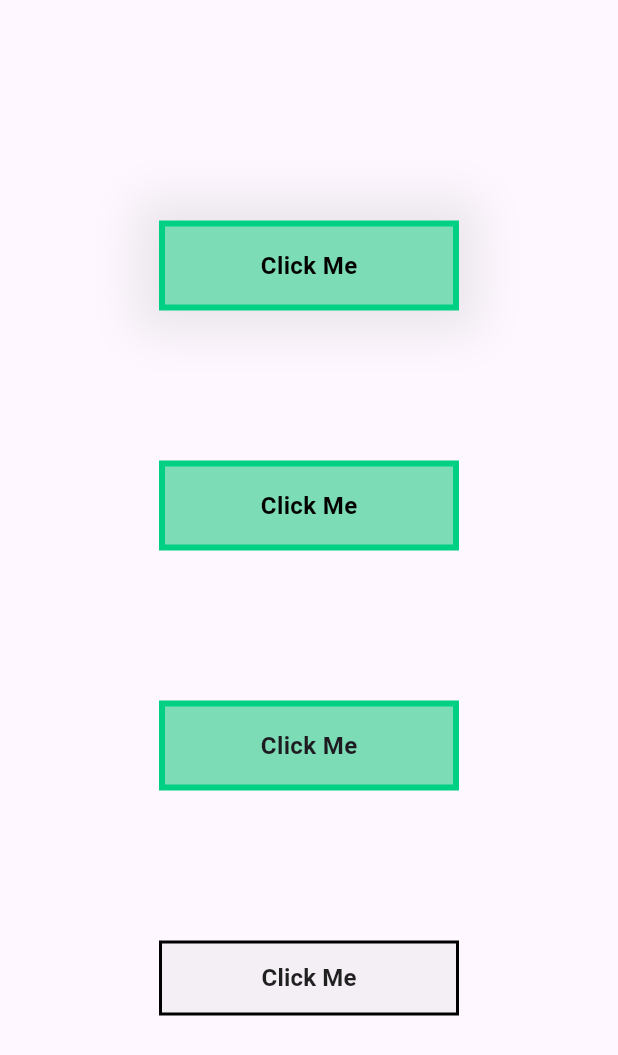
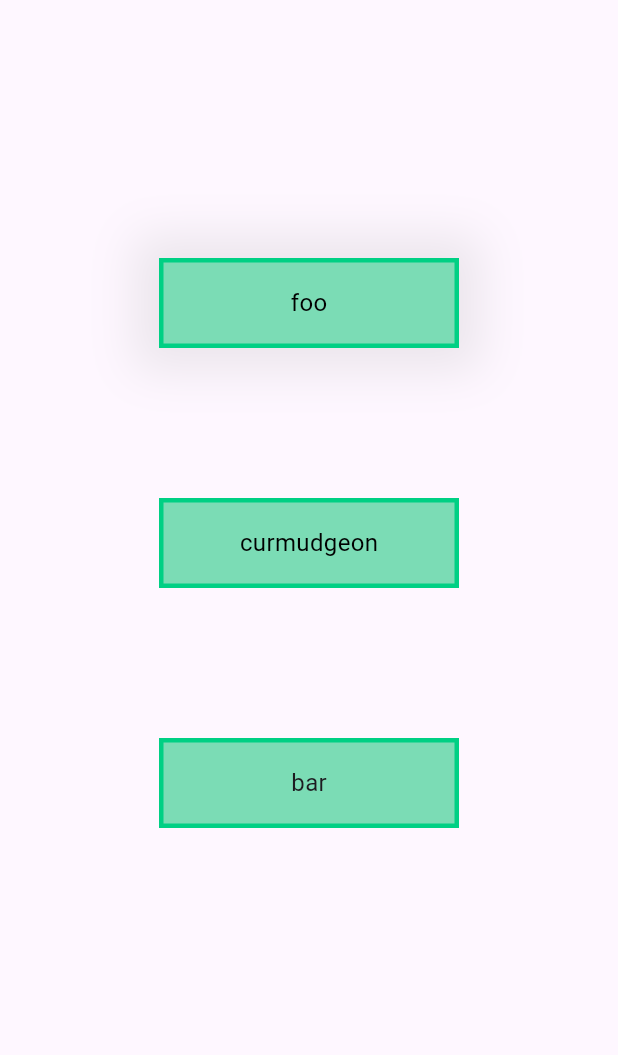
Before and after one commit to fadyZaherEng/DifferentAnimationWidget, a Flutter app: the screen it shows after launch, on a phone screen of 412 x 824 dp. Shown: the top 1055 px of the screen. Run offline on Flutter 3.47's test engine with Material 3 defaults, Android fonts, the phone set to English and light mode, and no system bars; our stand-ins replace like_button, page_transition.

Commit message:
animation different widget explict , implicit ,custom and build in animation

```diff
--- a/lib/custom_explicit_animation/custom_button_anim.dart
+++ b/lib/custom_explicit_animation/custom_button_anim.dart
@@ -19,12 +19,14 @@ AnimationController? animationController;
 
 class _CustomBtnAnimState extends State<CustomBtnAnim>
     with SingleTickerProviderStateMixin {
-  double width = 200;
-  double height = 60;
-  Color color = const Color(0xFF7bdcb5);
-  Color border = const Color(0xFF00d084);
-  bool opacity = false;
-  Animation<double>? animation;
+  final double _width = 200;
+  final double _height = 60;
+  final Color _color = const Color(0xFF7bdcb5);
+  final Color _border = const Color(0xFF00d084);
+  bool _opacityBtn1 = false;
+  bool _opacityBtn2 = false;
+  bool _opacityBtn3 = false;
+  Animation<double>? _animationDouble;
   Animation<ContainerDetails>? _animation;
 
   @override
@@ -33,7 +35,7 @@ class _CustomBtnAnimState extends State<CustomBtnAnim>
     animationController = AnimationController(
       vsync: this,
       duration: const Duration(
-        seconds: 1,
+        milliseconds: 700,
       ),
     );
     _animation = Tween<ContainerDetails>(
@@ -62,58 +64,57 @@ class _CustomBtnAnimState extends State<CustomBtnAnim>
           mainAxisAlignment: MainAxisAlignment.center,
           crossAxisAlignment: CrossAxisAlignment.center,
           children: [
-            customBtnAnother(),
+            _customBtn1(),
             const SizedBox(
               height: 100,
             ),
-            customBtnWidgetAnim(),
+            _customBtn2(),
             const SizedBox(
               height: 100,
             ),
-            customAnotherBtn3(),
+            _customBtn3(),
             const SizedBox(
               height: 100,
             ),
-            OutlineButtonTransition(
-              borderWidth: _animation!,
-            ),
+            // OutlineButtonTransition(
+            //   borderWidth: _animation!,
+            // ),
           ],
         ),
       ),
     );
   }
 
-  customBtnAnother() {
-    return InkWell(
+  Widget _customBtn1() => InkWell(
         onTap: () {
           setState(() {
-          opacity = !opacity;
+            _opacityBtn1 = !_opacityBtn1;
             Future.delayed(const Duration(
-            seconds: 2,
+              milliseconds: 1500,
             )).then((value) {
               setState(() {
-              opacity = !opacity;
+                _opacityBtn1 = !_opacityBtn1;
               });
             });
           });
         },
         child: SizedBox(
-        height: height,
-        width: width,
+          height: _height,
+          width: _width,
           child: Stack(
             alignment: Alignment.center,
             children: [
               AnimatedContainer(
                 duration: const Duration(
-                seconds: 1,
+                  milliseconds: 700,
                 ),
-              width: width,
-              height: height,
+                width: _width,
+                height: _height,
                 decoration: BoxDecoration(
-                color: color,
+                  color: _color,
                   border: Border.all(
-                  width: 4,
-                  color: border,
+                    width: 3,
+                    color: _border,
                   ),
                   boxShadow: [
                     BoxShadow(
@@ -126,39 +127,38 @@ class _CustomBtnAnimState extends State<CustomBtnAnim>
                 ),
                 child: Center(
                   child: Text(
-                  "Click Me",
+                    "foo",
                     style: TextStyle(
-                    color: opacity ? Colors.white : Colors.black,
+                      color: _opacityBtn1 ? Colors.white : Colors.black,
                       fontSize: 16,
-                    fontWeight: FontWeight.bold,
                     ),
                   ),
                 ),
               ),
               AnimatedOpacity(
                 duration: const Duration(
-                seconds: 1,
+                  milliseconds: 700,
                 ),
-              opacity: opacity ? 1 : 0,
+                opacity: _opacityBtn1 ? 1 : 0,
                 child: Align(
                   alignment: const Alignment(1, -1),
                   child: AnimatedScale(
                     duration: const Duration(
-                    seconds: 1,
+                      milliseconds: 700,
                     ),
-                  scale: opacity ? 1 : 0,
+                    scale: _opacityBtn1 ? 1 : 0,
                     alignment: const Alignment(1, -1),
                     child: AnimatedContainer(
                       duration: const Duration(
-                      seconds: 1,
+                        milliseconds: 700,
                       ),
-                    width: width,
+                      width: _width,
                       height: 4,
                       decoration: BoxDecoration(
-                      color: color,
+                        color: _color,
                         border: const Border(
                           top: BorderSide(
-                          width: 4,
+                            width: 3,
                             color: Colors.white,
                           ),
                         ),
@@ -177,28 +177,28 @@ class _CustomBtnAnimState extends State<CustomBtnAnim>
               ),
               AnimatedOpacity(
                 duration: const Duration(
-                seconds: 1,
+                  milliseconds: 700,
                 ),
-              opacity: opacity ? 1 : 0,
+                opacity: _opacityBtn1 ? 1 : 0,
                 child: Align(
                   alignment: const Alignment(1, -1),
                   child: AnimatedScale(
                     duration: const Duration(
-                    seconds: 1,
+                      milliseconds: 700,
                     ),
-                  scale: opacity ? 1 : 0,
+                    scale: _opacityBtn1 ? 1 : 0,
                     alignment: const Alignment(1, -1),
                     child: AnimatedContainer(
                       duration: const Duration(
-                      seconds: 1,
+                        milliseconds: 700,
                       ),
-                    width: 4,
-                    height: height,
+                      width: 3,
+                      height: _height,
                       decoration: BoxDecoration(
-                      color: color,
+                        color: _color,
                         border: const Border(
                           left: BorderSide(
-                          width: 4,
+                            width: 3,
                             color: Colors.white,
                           ),
                         ),
@@ -217,28 +217,28 @@ class _CustomBtnAnimState extends State<CustomBtnAnim>
               ),
               AnimatedOpacity(
                 duration: const Duration(
-                seconds: 1,
+                  milliseconds: 700,
                 ),
-              opacity: opacity ? 1 : 0,
+                opacity: _opacityBtn1 ? 1 : 0,
                 child: Align(
                   alignment: const Alignment(-1, 1),
                   child: AnimatedScale(
                     duration: const Duration(
-                    seconds: 1,
+                      milliseconds: 700,
                     ),
-                  scale: opacity ? 1 : 0,
+                    scale: _opacityBtn1 ? 1 : 0,
                     alignment: const Alignment(-1, 1),
                     child: AnimatedContainer(
                       duration: const Duration(
-                      seconds: 1,
+                        milliseconds: 700,
                       ),
-                    width: width,
+                      width: _width,
                       height: 4,
                       decoration: BoxDecoration(
-                      color: color,
+                        color: _color,
                         border: const Border(
                           bottom: BorderSide(
-                          width: 4,
+                            width: 3,
                             color: Colors.white,
                           ),
                         ),
@@ -257,28 +257,28 @@ class _CustomBtnAnimState extends State<CustomBtnAnim>
               ),
               AnimatedOpacity(
                 duration: const Duration(
-                seconds: 1,
+                  milliseconds: 700,
                 ),
-              opacity: opacity ? 1 : 0,
+                opacity: _opacityBtn1 ? 1 : 0,
                 child: Align(
                   alignment: const Alignment(-1, 1),
                   child: AnimatedScale(
                     duration: const Duration(
-                    seconds: 1,
+                      milliseconds: 700,
                     ),
-                  scale: opacity ? 1 : 0,
+                    scale: _opacityBtn1 ? 1 : 0,
                     alignment: const Alignment(-1, 1),
                     child: AnimatedContainer(
                       duration: const Duration(
-                      seconds: 1,
+                        milliseconds: 700,
                       ),
-                    width: 4,
-                    height: height,
+                      width: 3,
+                      height: _height,
                       decoration: BoxDecoration(
-                      color: color,
+                        color: _color,
                         border: const Border(
                           right: BorderSide(
-                          width: 4,
+                            width: 3,
                             color: Colors.white,
                           ),
                         ),
@@ -299,49 +299,46 @@ class _CustomBtnAnimState extends State<CustomBtnAnim>
           ),
         ),
       );
-  }
 
-  customBtnWidgetAnim() => InkWell(
+  Widget _customBtn2() => InkWell(
         onTap: () {
-          opacity = !opacity;
+          _opacityBtn2 = !_opacityBtn2;
           setState(() {});
           Future.delayed(const Duration(
-            seconds: 1,
+            milliseconds: 1500,
           )).then((value) => {
                 setState(() {
-                  opacity = !opacity;
-                  animationController!.forward();
+                  _opacityBtn2 = !_opacityBtn2;
                 })
               });
         },
         child: SizedBox(
-          height: height,
-          width: width,
+          height: _height,
+          width: _width,
           child: Stack(
             alignment: Alignment.center,
             children: [
               AnimatedOpacity(
                 duration: const Duration(
-                  seconds: 1,
+                  milliseconds: 700,
                 ),
-                opacity: !opacity ? 1 : 0,
+                opacity: !_opacityBtn2 ? 1 : 0,
                 child: Container(
-                  height: height,
-                  width: width,
+                  height: _height,
+                  width: _width,
                   decoration: BoxDecoration(
-                    color: color,
+                    color: _color,
                     border: Border.all(
-                      color: border,
-                      width: 4,
+                      color: _border,
+                      width: 3,
                     ),
                   ),
                   child: const Center(
                     child: Text(
-                      'Click Me',
+                      'curmudgeon',
                       style: TextStyle(
                         color: Colors.black,
                         fontSize: 16,
-                        fontWeight: FontWeight.bold,
                       ),
                     ),
                   ),
@@ -350,24 +347,23 @@ class _CustomBtnAnimState extends State<CustomBtnAnim>
               // if (opacity)
               AnimatedOpacity(
                 duration: const Duration(
-                  seconds: 1,
+                  milliseconds: 700,
                 ),
-                opacity: opacity ? 1 : 0,
+                opacity: _opacityBtn2 ? 1 : 0,
                 child: Align(
                   alignment: Alignment.topCenter,
                   child: Container(
-                    height: height - 2,
-                    width: width,
+                    height: _height - 2,
+                    width: _width,
                     decoration: BoxDecoration(
-                      color: color,
+                      color: _color,
                     ),
                     child: const Center(
                       child: Text(
-                        'Click Me',
+                        'curmudgeon',
                         style: TextStyle(
                           color: Colors.white,
                           fontSize: 16,
-                          fontWeight: FontWeight.bold,
                         ),
                       ),
                     ),
@@ -377,16 +373,16 @@ class _CustomBtnAnimState extends State<CustomBtnAnim>
               //if (opacity)
               AnimatedOpacity(
                 duration: const Duration(milliseconds: 500),
-                opacity: opacity ? 1 : 0,
+                opacity: _opacityBtn2 ? 1 : 0,
                 child: Padding(
                   padding: const EdgeInsets.only(
                     top: 56,
                   ),
                   child: AnimatedScale(
                     duration: const Duration(
-                      seconds: 1,
+                      milliseconds: 700,
                     ),
-                    scale: opacity ? 1 : 0,
+                    scale: _opacityBtn2 ? 1 : 0,
                     alignment: const Alignment(-1, -1),
                     child: Container(
                       decoration: BoxDecoration(
@@ -401,7 +397,7 @@ class _CustomBtnAnimState extends State<CustomBtnAnim>
                         ],
                       ),
                       height: 4,
-                      width: width,
+                      width: _width,
                     ),
                   ),
                 ),
@@ -411,69 +407,70 @@ class _CustomBtnAnimState extends State<CustomBtnAnim>
         ),
       );
 
-  customAnotherBtn3() {
-    return InkWell(
+  Widget _customBtn3() => InkWell(
         onTap: () {
-        opacity = !opacity;
-        setState(() {
+          _opacityBtn3 = !_opacityBtn3;
+          setState(() {});
           Future.delayed(const Duration(
-            seconds: 2,
+            milliseconds: 1500,
           )).then((value) {
-            opacity = !opacity;
-          });
+            _opacityBtn3 = !_opacityBtn3;
+            setState(() {});
           });
         },
         child: SizedBox(
-        height: height,
-        width: width,
+          height: _height,
+          width: _width,
           child: Stack(
             children: [
               Container(
-              height: height,
-              width: width,
+                height: _height,
+                width: _width,
                 decoration: BoxDecoration(
-                color: color,
+                  color: _color,
                   border: Border.all(
-                  color: border,
-                  width: 4,
+                    color: _border,
+                    width: 3,
                   ),
                 ),
                 child: const Center(
                   child: Text(
-                  'Click Me',
+                    'bar',
                     style: TextStyle(
                       fontSize: 16,
-                    fontWeight: FontWeight.bold,
                     ),
                   ),
                 ),
               ),
               AnimatedOpacity(
                 duration: const Duration(
-                milliseconds: 600,
+                  milliseconds: 700,
                 ),
-              opacity: opacity ? 1 : 0,
-              child: Align(
+                opacity: _opacityBtn3 ? 1 : 0,
+                child: AnimatedAlign(
+                  duration: const Duration(
+                    milliseconds: 700,
+                  ),
                   alignment: const Alignment(0, 0),
                   child: AnimatedContainer(
                     duration: const Duration(
-                    milliseconds: 600,
+                      milliseconds: 700,
                     ),
-                  height: opacity ? 0 : height,
-                  width: opacity ? 0 : width,
-                  alignment: Alignment.center,
+                    height: _opacityBtn3 ? _height : 0,
+                    width: _opacityBtn3 ? _width : 0,
                     decoration: BoxDecoration(
-                    color: color,
+                      color: _color,
                       border: Border.all(
                         color: Colors.white,
-                      width: 4,
+                        width: 3,
                       ),
                     ),
                     child: const Center(
                       child: Text(
-                      'Click Me',
+                        'bar',
                         style: TextStyle(
                           fontSize: 16,
+                          color: Colors.white,
                         ),
                       ),
                     ),
@@ -484,7 +481,6 @@ class _CustomBtnAnimState extends State<CustomBtnAnim>
           ),
         ),
       );
-  }
 }
 
 class OutlineButtonTransition extends AnimatedWidget {
@@ -497,13 +493,13 @@ class OutlineButtonTransition extends AnimatedWidget {
   @override
   Widget build(BuildContext context) {
     return Container(
-      height: 50,
+      height: 60,
       width: 200,
       decoration: BoxDecoration(
-        color: Colors.grey.withOpacity(0.1),
+        color: const Color(0xFF7bdcb5),
         border: Border.all(
-          color: Colors.black,
-          width: 2,
+          color: const Color(0xFF00d084),
+          width: 3,
         ),
       ),
       child: Stack(
@@ -511,14 +507,15 @@ class OutlineButtonTransition extends AnimatedWidget {
         children: [
           AnimatedContainer(
             duration: const Duration(
-              seconds: 1,
+              milliseconds: 700,
             ),
-            height: borderWidth.value.height,
-            width: borderWidth.value.width,
+            height: 60,
+            width: 200,
             decoration: BoxDecoration(
+              color: const Color(0xFF7bdcb5),
               border: Border.all(
-                color: Colors.black,
-                width: borderWidth.value.borderWidth,
+                color: Colors.white,
+                width: 3,
               ),
             ),
           ),
@@ -526,16 +523,18 @@ class OutlineButtonTransition extends AnimatedWidget {
             onPressed: () {
               animationController!.forward();
               Future.delayed(const Duration(
-                seconds: 1,
+                milliseconds: 700,
               )).then(
                 (value) => animationController!.reverse(),
               );
             },
-            child: const Text('Click Me',
+            child: const Text(
+              'Click Me',
               style: TextStyle(
                 fontSize: 16,
-                  fontWeight: FontWeight.bold,
-                )),
+                color: Colors.white,
+              ),
+            ),
           ),
         ],
       ),
--- a/lib/custom_explicit_animation/custom_explicit_animated_widget.dart
+++ b/lib/custom_explicit_animation/custom_explicit_animated_widget.dart
@@ -44,8 +44,7 @@ class _CustomAnimatedWidgetState extends State<CustomAnimatedWidget>
 
   @override
   Widget build(BuildContext context) {
-    return Scaffold(
-      body: Center(
+    return Center(
       child: Column(
         mainAxisAlignment: MainAxisAlignment.center,
         crossAxisAlignment: CrossAxisAlignment.center,
@@ -54,7 +53,6 @@ class _CustomAnimatedWidgetState extends State<CustomAnimatedWidget>
             borderWidth: _animation!,
           ),
         ],
-        ),
       ),
     );
   }
```
Lines whose indentation alone changed are shown as unchanged.
